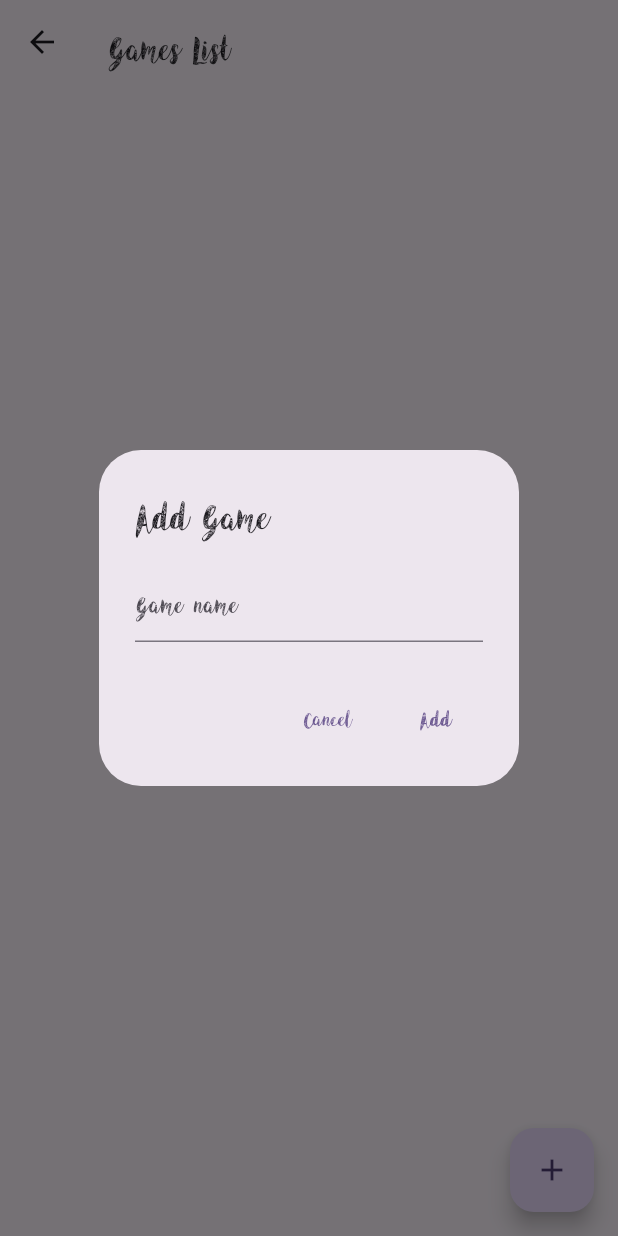
After one commit to manuel-mob/lab20241, a Flutter app: the ListGameScreen screen opened directly, after a tap on the "add" icon, on a phone screen of 412 x 824 dp. The commit adds this screen. Run offline on Flutter 3.47's test engine with Material 3 defaults, Android fonts, the phone set to English and light mode, and no system bars; our stand-ins replace sqflite; accounts and stored records are empty.

Commit message:
First version of database examples

```diff
--- a/assets/json/players.json
+++ b/assets/json/players.json
@@ -8,5 +8,55 @@
     "id": 2,
     "name": "Player 2",
     "description": "This is the second player."
+  },
+  {
+    "id": 3,
+    "name": "Player 3",
+    "description": "This is the third player."
+  },
+  {
+    "id": 4,
+    "name": "Player 4",
+    "description": "This is the fourth player."
+  },
+  {
+    "id": 5,
+    "name": "Player 5",
+    "description": "This is the fifth player."
+  },
+  {
+    "id": 6,
+    "name": "Player 6",
+    "description": "This is the sixth player."
+  },
+  {
+    "id": 7,
+    "name": "Player 7",
+    "description": "This is the seventh player."
+  },
+  {
+    "id": 8,
+    "name": "Player 8",
+    "description": "This is the eighth player."
+  },
+  {
+    "id": 9,
+    "name": "Player 9",
+    "description": "This is the ninth player."
+  },
+  {
+    "id": 10,
+    "name": "Player 10",
+    "description": "This is the tenth player."
+  },
+  {
+    "id": 11,
+    "name": "Player 11",
+    "description": "This is the eleventh player."
+  },
+  {
+    "id": 12,
+    "name": "Player 12",
+    "description": "This is the twelfth player."
   }
 ]
--- /dev/null
+++ b/lib/data/Game.dart
@@ -0,0 +1,46 @@
+class Game {
+  final int? id;
+  final String name;
+  final String gender;
+  final int year;
+  final int version;
+
+  const Game({
+    this.id,
+    required this.name,
+    required this.gender,
+    required this.year,
+    required this.version,
+  });
+
+  // Convert a Game into a Map. The keys must correspond to the names of the
+  // columns in the database.
+  Map<String, Object?> toMap() {
+    return {
+      'id': id,
+      'name': name,
+      'gender': gender,
+      'year': year,
+      'version': version,
+    };
+  }
+
+  static Game fromMap(Map<String, dynamic> map) {
+    return Game(
+      id: map['id'] as int, // Cast to int for type safety
+      name: map['name'] as String, // Cast to String for type safety
+      gender: map['gender'] as String,
+      year: map['year'] as int,
+      version: map['version'] as int,
+    );
+  }
+
+  // Implement toString to make it easier to see information about
+  // each game when using the print statement.
+  @override
+  String toString() {
+    return 'Game{id: $id, name: $name, gender: $gender, year: $year, version: $version}';
+  }
+
+
+}
--- a/lib/main.dart
+++ b/lib/main.dart
@@ -1,14 +1,12 @@
 import 'package:ejemplo_lab/pages/detail.dart';
 import 'package:flutter/material.dart';
-import 'data/Player.dart';
 import 'pages/homepage.dart';
-import 'pages/detail.dart';
-import 'pages/list_detail.dart';
 
 Future<void> main() async {
 
   runApp(const MyApp());
   WidgetsFlutterBinding.ensureInitialized();
+
 }
 
 class MyApp extends StatelessWidget {
@@ -26,7 +24,7 @@ class MyApp extends StatelessWidget {
       ),
       home: const MyHomePage(title: 'Ejemplo de Laboratorio'),
       routes: {
-      '/detail': (context) => Detail(),
+      '/detail': (context) => const Detail(),
       //'/list': (context) => ListDetail(),
     },
     );
--- /dev/null
+++ b/lib/pages/list_games.dart
@@ -0,0 +1,130 @@
+import 'package:ejemplo_lab/data/Game.dart';
+import 'package:ejemplo_lab/utils/GameDatabaseHelper.dart';
+import 'package:flutter/material.dart';
+
+class ListGameScreen extends StatefulWidget {
+  const ListGameScreen({super.key});
+
+  @override
+  _ListGameScreenState createState() => _ListGameScreenState();
+}
+
+class _ListGameScreenState extends State<ListGameScreen> {
+  Future<List<Game>>? _gamesFuture;
+  final TextEditingController _gameNameController = TextEditingController();
+
+  @override
+  void initState() {
+    super.initState();
+    _gamesFuture = GameDatabaseHelper.instance.getGames();
+  }
+
+  @override
+  void dispose() {
+    _gameNameController.dispose();
+    super.dispose();
+  }
+
+  Future<void> _insertNewGame(String name) async {
+
+    final game = Game(
+      name: name,
+      gender: "Test",
+      year: 2024,
+      version: 1
+    );
+    await GameDatabaseHelper.instance.insertGame(game);
+    _gamesFuture = GameDatabaseHelper.instance.getGames(); // Refresh data
+    setState(() {}); // Rebuild the UI with the updated list
+  }
+
+
+  @override
+  Widget build(BuildContext context) {
+    return Scaffold(
+      appBar: AppBar(
+        title: const Text('Games List'),
+      ),
+      floatingActionButton: FloatingActionButton(
+        onPressed: _showAddGameDialog,
+        child: const Icon(Icons.add),
+      ),
+      body: FutureBuilder<List<Game>>(
+        future: _gamesFuture,
+        builder: (context, snapshot) {
+          if (snapshot.connectionState == ConnectionState.waiting) {
+            return const Center(child: CircularProgressIndicator());
+          } else if (snapshot.hasError) {
+            return Text('Error: ${snapshot.error}'); // Handle errors
+          } else {
+            final games = snapshot.data!; // Access the list of games
+            return ListView.builder(
+              itemCount: games.length,
+              itemBuilder: (context, index) {
+                final game = games[index];
+                return ListTile(
+                  title: Text(game.name),
+                  subtitle: Text('Description: ${game.gender}'),
+                  onTap: () => _showGameDetails(game), // Call function to show details
+                );
+              },
+            );
+          }
+        },
+      ),
+    );
+  }
+
+  void _showAddGameDialog() {
+    showDialog(
+      context: context,
+      builder: (context) => AlertDialog(
+        title: const Text('Add Game'),
+        content: TextField(
+          controller: _gameNameController,
+          decoration: const InputDecoration(labelText: 'Game name'),
+        ),
+        actions: [
+          TextButton(
+            onPressed: () => Navigator.pop(context),
+            child: const Text('Cancel'),
+          ),
+          TextButton(
+            onPressed: () {
+              final name = _gameNameController.text.trim();
+              if (name.isNotEmpty) {
+                _insertNewGame(name);
+                Navigator.pop(context);
+              }
+            },
+            child: const Text('Add'),
+          ),
+        ],
+      ),
+    );
+  }
+
+  void _showGameDetails(Game game) {
+    showDialog(
+      context: context,
+      builder: (context) => AlertDialog(
+        title: Text(game.name),
+        content: Column(
+          mainAxisSize: MainAxisSize.min, // Avoid potential scrolling issues
+          children: [
+            Text('Gender: ${game.gender}'),
+            Text('Year: ${game.year}'),
+            Text('Version: ${game.version}'),
+
+          ],
+        ),
+        actions: [
+          TextButton(
+            onPressed: () => Navigator.pop(context),
+            child: const Text('Close'),
+          ),
+        ],
+      ),
+    );
+  }
+}
--- /dev/null
+++ b/lib/utils/GameDatabaseHelper.dart
@@ -0,0 +1,97 @@
+import 'package:ejemplo_lab/data/Game.dart';
+import 'package:sqflite/sqflite.dart';
+
+class GameDatabaseHelper {
+  // Define a private constructor to prevent instantiation from outside
+  GameDatabaseHelper._privateConstructor();
+
+  static final GameDatabaseHelper instance = GameDatabaseHelper._privateConstructor();
+
+  static const _databaseName = 'example_database.db';
+  static const _databaseVersion = 3;
+
+  // Function to open the database (or create it if it doesn't exist)
+  Future<Database> get database async {
+    final databasePath = await getDatabasesPath();
+    print('The versions in _databaseVersion is $_databaseVersion');
+    return await openDatabase(
+      '$databasePath/$_databaseName',
+      onCreate: (db, version) {
+        // Create the "game" table on database creation
+        print('The versions in version is $version');
+        db.execute('''
+          CREATE TABLE game(
+            id INTEGER PRIMARY KEY AUTOINCREMENT,
+            name TEXT,
+            gender TEXT,
+            year INTEGER,
+            version INTEGER),
+        ''');
+      },
+      onUpgrade: (db, oldVersion, newVersion) async  {
+        // Handle database schema upgrades if needed
+        // (implement logic for updating existing tables here)
+        print('The versions in oldVersion is $oldVersion and newVersion is $newVersion');
+        for (int version = oldVersion + 1; version <= newVersion; version++) {
+
+          switch (version) {
+            case 3:
+              // Create a new table with the desired AUTOINCREMENT column
+              print('The version is ${version} and Create a new table with the desired AUTOINCREMENT column');
+              await db.execute('''
+                CREATE TABLE game_new(
+                  id INTEGER PRIMARY KEY AUTOINCREMENT,
+                  name TEXT,
+                  gender TEXT,
+                  year INTEGER,
+                  version INTEGER)
+              ''');
+
+              // Migrate data from the old table to the new table
+              final oldData = await db.query('game');
+              for (final row in oldData) {
+                await db.insert('game_new', row);
+              }
+
+              // Drop the old table after successful migration
+              await db.execute('DROP TABLE game');
+
+              // Rename the new table to the original name
+              await db.execute('ALTER TABLE game_new RENAME TO game');
+              break;
+            default:
+              throw Exception('Unsupported upgrade version: $version');
+          }
+        }
+      },
+      version: 3,//This version is for determinate the OnCreate, onUpgrade or onDowngrade option. (new version)
+    );
+  }
+
+  //Fcution to insert game
+  Future<void> insertGame(Game game) async {
+    final database = await GameDatabaseHelper.instance.database;
+    await database.insert(
+      'game',
+      game.toMap(),
+      conflictAlgorithm: ConflictAlgorithm.replace,
+    );
+  }
+
+  // Function to get all Games
+  Future<List<Game>> getGames() async {
+    final database = await GameDatabaseHelper.instance.database;
+    final List<Map<String, dynamic>> maps = await database.query('game');
+    return List.generate(maps.length, (i) => Game.fromMap(maps[i]));
+  }
+
+  //Pending Delete, Update.
+  //References
+  /*
+    https://pub.dev/packages/sqflite
+    https://docs.flutter.dev/cookbook/persistence/sqlite
+    https://medium.com/@beccasaka/using-sqlite-in-flutter-3d5a10138090
+
+  */
+
+}
--- a/pubspec.yaml
+++ b/pubspec.yaml
@@ -36,6 +36,8 @@ dependencies:
   # Use with the CupertinoIcons class for iOS style icons.
   cupertino_icons: ^1.0.2
   flutter_svg: ^2.0.10+1
+  sqflite: ^2.3.3+1
+  path: ^1.9.0
 
 
 dev_dependencies:
```
Also changed, not shown: lib/pages/homepage.dart (+18 -0 lines), lib/pages/practice_future_example.dart (added, +47 -0 lines), pubspec.lock, 1 other file. Lines whose indentation alone changed are shown as unchanged.
